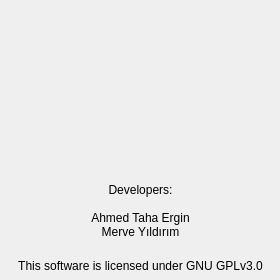
Before: the Qt Designer form src/gui/about_window/aboutwindow.ui in sudosys/matchmatch-game, drawn with Qt 5.
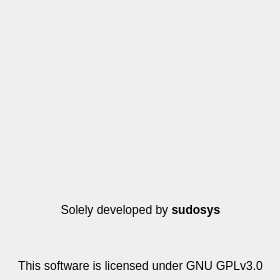
After: the same form once the commit is applied. Icons and pictures are not drawn.

Diff of the .ui file:
```diff
--- a/src/gui/about_window/aboutwindow.ui
+++ b/src/gui/about_window/aboutwindow.ui
@@ -32,7 +32,7 @@
    <property name="geometry">
     <rect>
      <x>90</x>
-     <y>10</y>
+     <y>20</y>
      <width>101</width>
      <height>101</height>
     </rect>
@@ -57,10 +57,7 @@
     </rect>
    </property>
    <property name="text">
-    <string>Developers:
-
-Ahmed Taha Ergin
-Merve Yıldırım</string>
+    <string>&lt;html&gt;&lt;head/&gt;&lt;body&gt;&lt;p&gt;Solely developed by &lt;span style=&quot; font-weight:700;&quot;&gt;sudosys&lt;/span&gt;&lt;/p&gt;&lt;/body&gt;&lt;/html&gt;</string>
    </property>
    <property name="alignment">
     <set>Qt::AlignCenter</set>
@@ -70,7 +67,7 @@
    <property name="geometry">
     <rect>
      <x>60</x>
-     <y>110</y>
+     <y>120</y>
      <width>161</width>
      <height>31</height>
     </rect>
@@ -105,7 +102,7 @@
    <property name="geometry">
     <rect>
      <x>20</x>
-     <y>140</y>
+     <y>160</y>
      <width>241</width>
      <height>21</height>
     </rect>
```
Left out of the diff: 2 changed lines with no effect on the pictures.
